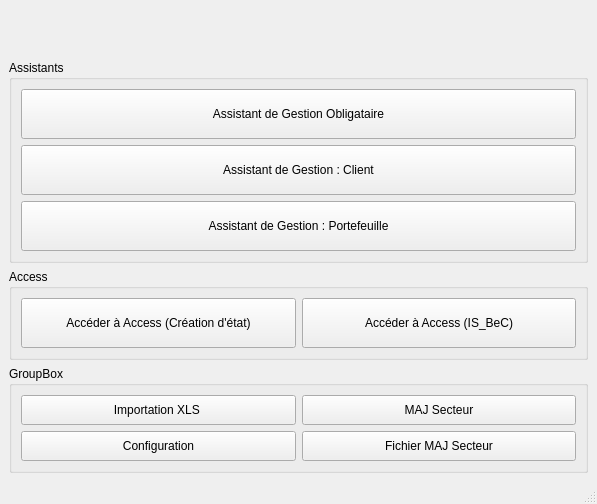
Above: MainMenu.ui from baptiste-pasquier/eurocorporate before the change. Below: the same form after it.
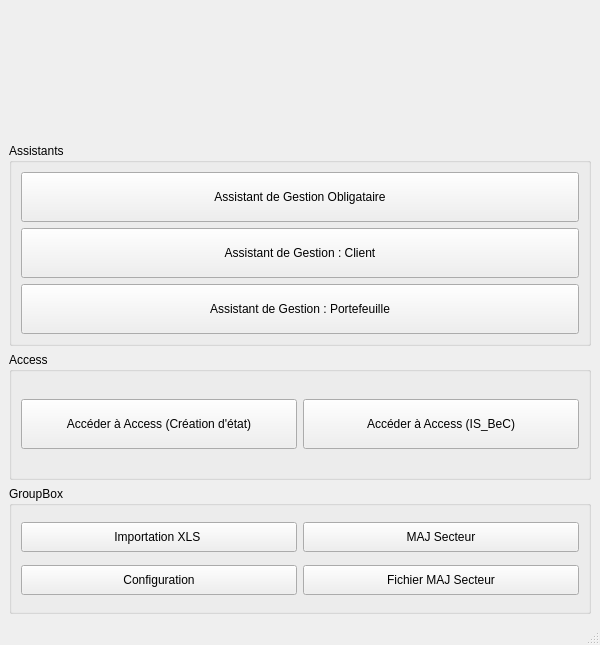
That is the form after the change. Icons and pictures are not drawn.

The edit to the form file:
```diff
--- a/MainMenu.ui
+++ b/MainMenu.ui
@@ -6,8 +6,8 @@
    <rect>
     <x>0</x>
     <y>0</y>
-    <width>597</width>
-    <height>504</height>
+    <width>600</width>
+    <height>645</height>
    </rect>
   </property>
   <property name="windowTitle">
```
Left out of the diff: 22 changed lines with no effect on the pictures.
